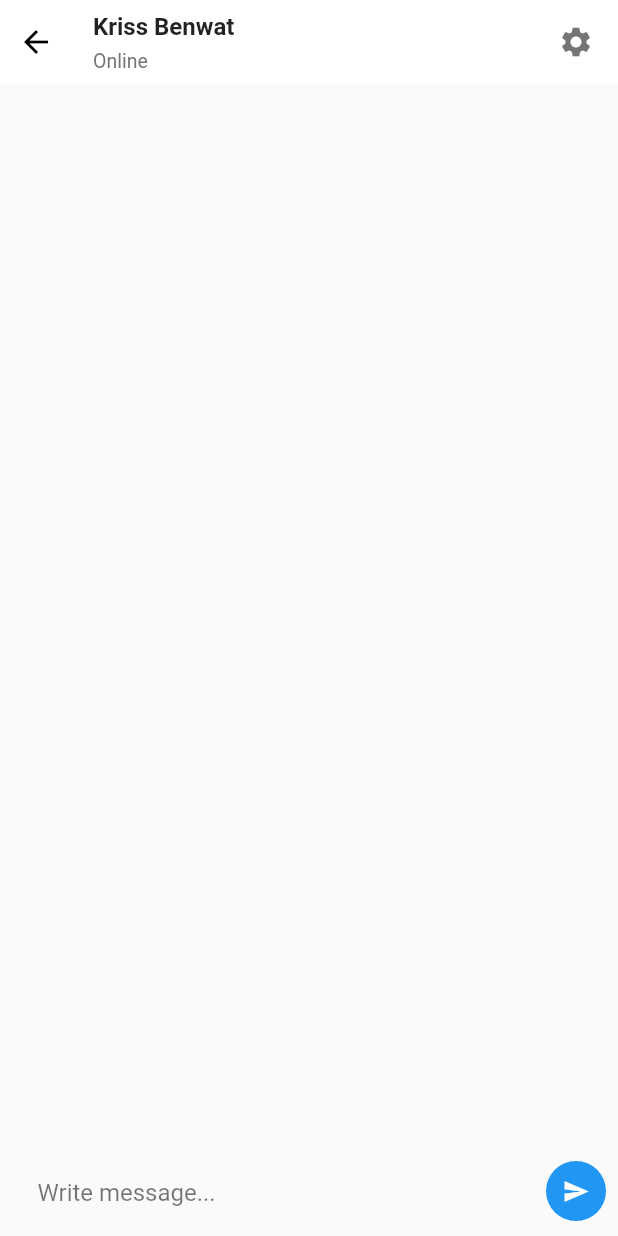
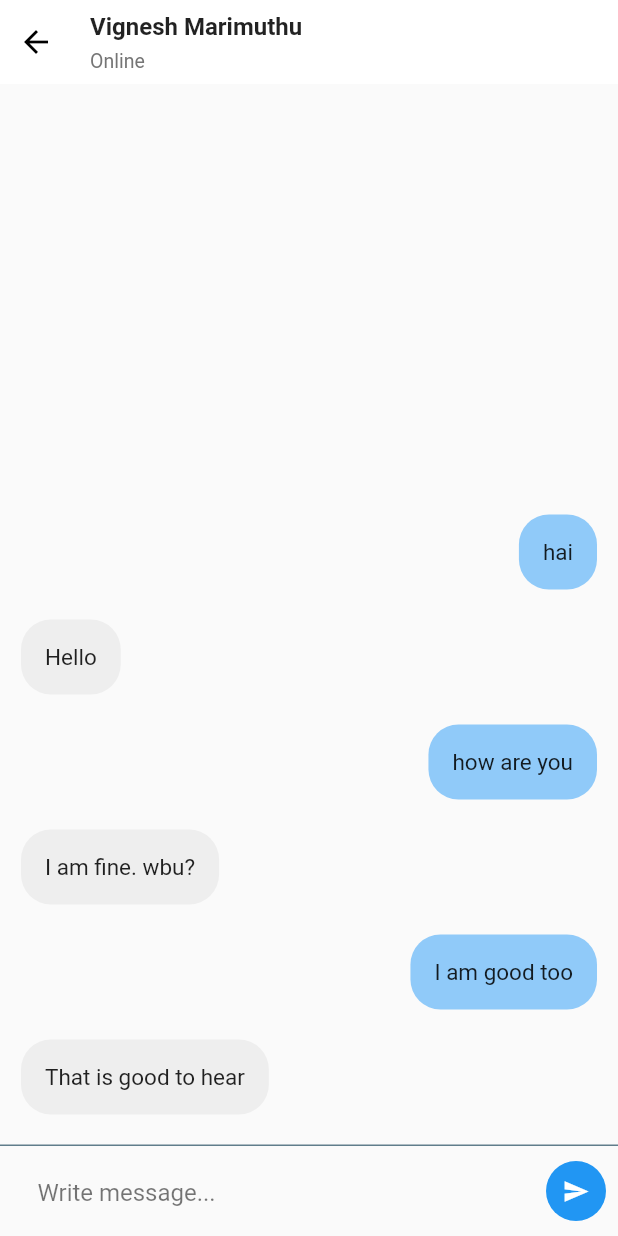
Before and after one commit to 71900-bot/Dialogflow_demo_flutter, a Flutter app: the screen it shows after launch, on a phone screen of 412 x 824 dp. Run offline on Flutter 3.47's test engine with Material 2 defaults, Android fonts, the phone set to English and light mode, and no system bars; missing offline and left inert: flutter_dialogflow.

Commit message:
optimised UI

```diff
--- a/lib/screens/home_screen.dart
+++ b/lib/screens/home_screen.dart
@@ -11,6 +11,15 @@ class _HomeScreenState extends State<HomeScreen> {
   Dialogflow dialogflow;
   AuthGoogle authGoogle;
   List<ChatMessage> messages = [];
+  List<ChatMessage> mockMessages = [
+    ChatMessage(messageContent: "hai", messageType: "sender"),
+    ChatMessage(messageContent: "Hello", messageType: "receiver"),
+    ChatMessage(messageContent: "how are you", messageType: "sender"),
+    ChatMessage(messageContent: "I am fine. wbu?", messageType: "receiver"),
+    ChatMessage(messageContent: "I am good too", messageType: "sender"),
+    ChatMessage(
+        messageContent: "That is good to hear", messageType: "receiver"),
+  ];
   TextEditingController _inputMessageController = new TextEditingController();
 
   ScrollController _scrollController = new ScrollController(
@@ -21,7 +30,7 @@ class _HomeScreenState extends State<HomeScreen> {
   @override
   void initState() {
     super.initState();
-    Future.delayed(Duration(milliseconds: 300), () async {
+    Future.delayed(Duration.zero, () async {
       await initiateDialogFlow();
     });
   }
@@ -36,6 +45,7 @@ class _HomeScreenState extends State<HomeScreen> {
 
   @override
   Widget build(BuildContext context) {
+    _scrollToBottom();
     return Scaffold(
       appBar: AppBar(
         elevation: 0,
@@ -47,16 +57,11 @@ class _HomeScreenState extends State<HomeScreen> {
             child: Row(
               children: <Widget>[
                 IconButton(
-                  onPressed: () {
-                    Navigator.pop(context);
-                  },
+                  onPressed: () {},
                   icon: Icon(
                     Icons.arrow_back,
                     color: Colors.black,
                   ),
-                ),
-                SizedBox(
-                  width: 2,
                 ),
                 SizedBox(
                   width: 12,
@@ -67,7 +72,7 @@ class _HomeScreenState extends State<HomeScreen> {
                     mainAxisAlignment: MainAxisAlignment.center,
                     children: <Widget>[
                       Text(
-                        "Kriss Benwat",
+                        "Vignesh Marimuthu",
                         style: TextStyle(
                             fontSize: 16, fontWeight: FontWeight.w600),
                       ),
@@ -81,24 +86,31 @@ class _HomeScreenState extends State<HomeScreen> {
                       ),
                     ],
                   ),
-                ),
-                Icon(
-                  Icons.settings,
-                  color: Colors.black54,
-                ),
+                )
               ],
             ),
           ),
         ),
       ),
-      body: Center(
-          child: Container(
-        child: Align(
-          alignment: Alignment.bottomCenter,
+      body: Container(
         child: Column(
           mainAxisAlignment: MainAxisAlignment.end,
           children: [
-              Flexible(
+            chatSpaceWidget(),
+            Container(
+              height: 1.0,
+              width: double.infinity,
+              color: Colors.blueGrey,
+            ),
+            bottomChatView()
+          ],
+        ),
+      ),
+    );
+  }
+
+  Widget chatSpaceWidget() {
+    return Flexible(
       child: SingleChildScrollView(
         controller: _scrollController,
         physics: BouncingScrollPhysics(),
@@ -106,7 +118,7 @@ class _HomeScreenState extends State<HomeScreen> {
           mainAxisAlignment: MainAxisAlignment.end,
           children: [
             ListView.builder(
-                          itemCount: messages.length,
+                itemCount: mockMessages.length,
                 shrinkWrap: true,
                 padding: EdgeInsets.only(top: 10, bottom: 10),
                 physics: NeverScrollableScrollPhysics(),
@@ -115,21 +127,19 @@ class _HomeScreenState extends State<HomeScreen> {
                     padding: EdgeInsets.only(
                         left: 14, right: 14, top: 10, bottom: 10),
                     child: Align(
-                                alignment:
-                                    (messages[index].messageType == "receiver"
+                      alignment: (mockMessages[index].messageType == "receiver"
                           ? Alignment.topLeft
                           : Alignment.topRight),
                       child: Container(
                         decoration: BoxDecoration(
                           borderRadius: BorderRadius.circular(20),
-                                    color: (messages[index].messageType ==
-                                            "receiver"
+                          color: (mockMessages[index].messageType == "receiver"
                               ? Colors.grey.shade200
                               : Colors.blue[200]),
                         ),
                         padding: EdgeInsets.all(16),
                         child: Text(
-                                    messages[index].messageContent,
+                          mockMessages[index].messageContent,
                           style: TextStyle(fontSize: 15),
                         ),
                       ),
@@ -139,22 +149,15 @@ class _HomeScreenState extends State<HomeScreen> {
           ],
         ),
       ),
-              ),
-              Container(
-                padding: EdgeInsets.only(left: 10, bottom: 10, top: 10),
-                height: 60,
-                width: double.infinity,
-                child: bottomChatView(),
-              )
-            ],
-          ),
-        ),
-      )),
     );
   }
 
   Widget bottomChatView() {
-    return Row(
+    return Container(
+      padding: EdgeInsets.only(left: 10, bottom: 10, top: 10),
+      height: 60,
+      width: double.infinity,
+      child: Row(
         children: <Widget>[
           SizedBox(
             width: 15,
@@ -162,7 +165,9 @@ class _HomeScreenState extends State<HomeScreen> {
           Expanded(
             child: TextField(
               controller: _inputMessageController,
-            // onSubmitted: fetchFromDialogFlow(_inputMessageController.text),
+              onSubmitted: (String str) {
+                fetchFromDialogFlow(str);
+              },
               decoration: InputDecoration(
                   hintText: "Write message...",
                   hintStyle: TextStyle(color: Colors.black54),
@@ -185,6 +190,7 @@ class _HomeScreenState extends State<HomeScreen> {
             elevation: 0,
           ),
         ],
+      ),
     );
   }
 
```
Lines whose indentation alone changed are shown as unchanged.
